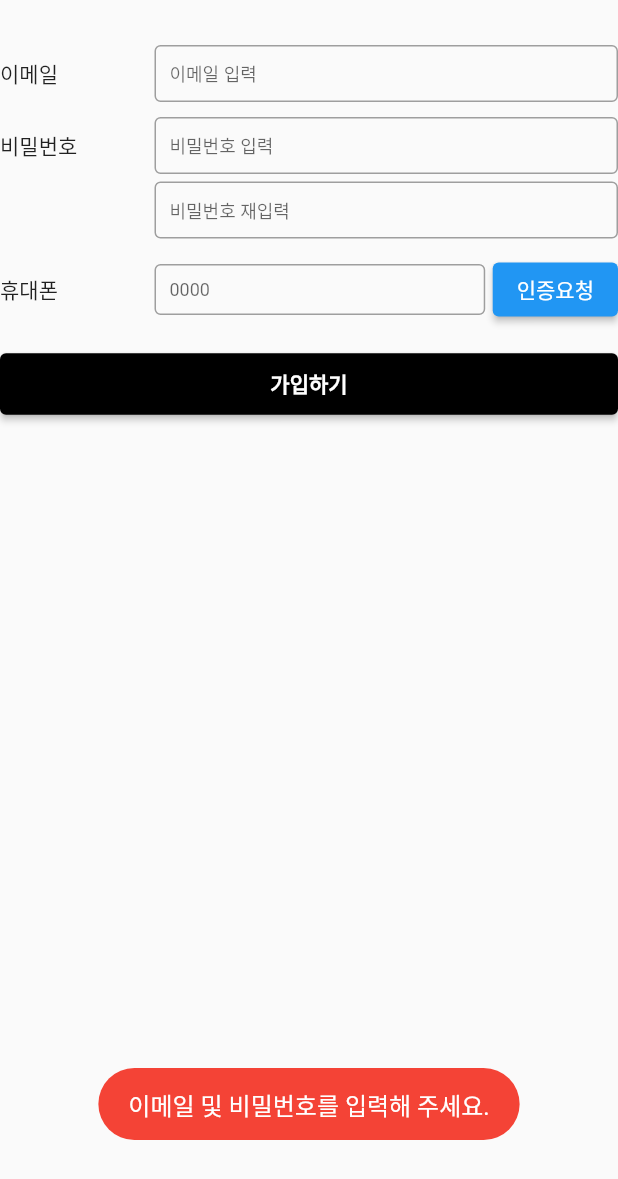
After one commit to joohyung99/DAMUL, a Flutter app: the PhoneAuthTest screen opened directly, after a tap on "가입하기", on a phone screen of 412 x 824 dp. The commit adds this screen. Shown: the top 1179 px of the screen. Run offline on Flutter 3.47's test engine with Material 2 defaults, Android fonts, the phone set to English and light mode, and no system bars; our stand-ins replace firebase_auth, fluttertoast; accounts and stored records are empty.

Commit message:
revision -ing

```diff
--- a/lib/main.dart
+++ b/lib/main.dart
@@ -2,7 +2,9 @@ import 'package:flutter/material.dart';
 
 import 'login.dart';
 
-void main() {
+void main() async{
+  WidgetsFlutterBinding.ensureInitialized();
+  await Firebase.initializeApp();
   runApp(const MyApp());
 }
 
--- /dev/null
+++ b/lib/newmember/phone_authentication.dart
@@ -0,0 +1,545 @@
+import 'package:firebase_auth/firebase_auth.dart';
+import 'package:flutter/material.dart';
+import 'package:flutter/services.dart';
+import 'package:fluttertoast/fluttertoast.dart';
+
+class PhoneAuthTest extends StatefulWidget {
+
+  @override
+  _PhoneAuthTestState createState() => _PhoneAuthTestState();
+
+}
+
+class _PhoneAuthTestState extends State<PhoneAuthTest> {
+
+  TextEditingController emailController = TextEditingController();
+  TextEditingController passwordController = TextEditingController();
+  TextEditingController verifyPasswordController = TextEditingController();
+  TextEditingController phoneNumberController1 = TextEditingController();
+  TextEditingController phoneNumberController2 = TextEditingController();
+  TextEditingController otpController = TextEditingController();
+
+
+  FocusNode passwordFocusNode=FocusNode();
+  FocusNode verifyPasswordFocusNode=FocusNode();
+  FocusNode phoneNumberFocusNode1=FocusNode();
+  FocusNode phoneNumberFocusNode2=FocusNode();
+  FocusNode otpFocusNode=FocusNode();
+
+
+  bool authOk=false;
+
+  bool passwordHide=true;
+  bool requestedAuth=false;
+  late String verificationId;
+  bool showLoading = false;
+
+  FirebaseAuth _auth = FirebaseAuth.instance;
+
+  void signInWithPhoneAuthCredential(PhoneAuthCredential phoneAuthCredential) async {
+    setState(() {
+      showLoading = true;
+    });
+    try {
+      final authCredential = await _auth.signInWithCredential(phoneAuthCredential);
+      setState(() {
+        showLoading = false;
+      });
+      if(authCredential.user != null){
+        setState(() {
+          print("인증완료 및 로그인성공");
+          authOk=true;
+          requestedAuth=false;
+        });
+        await _auth.currentUser!.delete();
+        print("auth정보삭제");
+        _auth.signOut();
+        print("phone로그인된것 로그아웃");
+      }
+
+    } on FirebaseAuthException catch (e) {
+      setState(() {
+        print("인증실패..로그인실패");
+        showLoading = false;
+      });
+
+      await Fluttertoast.showToast(
+          msg: e.message.toString(),
+          toastLength: Toast.LENGTH_SHORT,
+          timeInSecForIosWeb: 1,
+          backgroundColor: Colors.red,
+          fontSize: 16.0
+      );
+
+    }
+  }
+
+  Future<UserCredential?> signUpUserCredential({required String email,required String password}) async {
+    try {
+      return await _auth.createUserWithEmailAndPassword(email: email, password: password);
+    } on FirebaseAuthException catch (e) {
+      void errorToast(String message){
+        Fluttertoast.showToast(
+            msg: message,
+            toastLength: Toast.LENGTH_SHORT,
+            timeInSecForIosWeb: 1,
+            backgroundColor: Colors.red,
+            fontSize: 16.0
+        );
+      }
+      switch (e.code) {
+        case "email-already-in-use":
+          errorToast("이미 사용중인 이메일입니다");
+
+          break;
+        case "invalid-email":
+          errorToast("잘못된 이메일 형식입니다");
+          break;
+        case "operation-not-allowed":
+          errorToast("사용할 수 없는 방식입니다");
+
+          break;
+        case "weak-password":
+          errorToast("비밀번호 보안 수준이 너무 낮습니다");
+
+          break;
+        default:
+          errorToast("알수없는 오류가 발생했습니다");
+      }
+      return null;
+    }
+
+  }
+
+
+  @override
+  Widget build(BuildContext context) {
+    return Scaffold(
+        body: Stack(
+
+          children: [
+            Container(
+              child: Column(
+                children: [
+                  SizedBox(height: 30,),
+                  Row(
+                    children: [
+                      Expanded(
+                          flex: 1,
+                          child: Text("이메일")),
+                      Expanded(
+                        flex: 3,
+                        child: Container(
+                          child: TextFormField(
+
+                            style: TextStyle(
+                              fontSize: 12,
+                            ),
+                            decoration: InputDecoration(
+                              contentPadding: new EdgeInsets.symmetric(vertical: 10.0, horizontal: 10.0),
+                              isDense: true,
+                              hintText: "이메일 입력",
+                              enabledBorder: OutlineInputBorder(
+
+                                borderSide: BorderSide(color: Colors.grey),
+                              ),
+                              focusedBorder: OutlineInputBorder(
+                                borderSide: BorderSide(color: Colors.red),
+                              ),
+                            ),
+                            textInputAction: TextInputAction.next,
+                            onEditingComplete: () => FocusScope.of(context).requestFocus(passwordFocusNode),
+                            keyboardType: TextInputType.emailAddress,
+                            controller: emailController,
+
+                          ),
+                        ),
+                      ),
+
+                    ],
+                  ),
+                  SizedBox(height: 10,),
+                  Row(
+
+                    children: [
+                      Expanded(
+                          flex: 1,
+                          child: Text("비밀번호")),
+                      Expanded(
+                        flex: 3,
+                        child: Container(
+
+                          child: TextFormField(
+                            style: TextStyle(
+                              fontSize: 12,
+                            ),
+                            decoration: InputDecoration(
+                              contentPadding: new EdgeInsets.symmetric(vertical: 10.0, horizontal: 10.0),
+                              isDense: true,
+                              hintText: "비밀번호 입력",
+                              enabledBorder: OutlineInputBorder(
+                                borderSide: BorderSide(color: Colors.grey),
+                              ),
+                              focusedBorder: OutlineInputBorder(
+                                borderSide: BorderSide(color: Colors.red),
+                              ),
+                            ),
+                            textInputAction: TextInputAction.done,
+                            keyboardType: TextInputType.visiblePassword,
+                            onEditingComplete: () => FocusScope.of(context).requestFocus(verifyPasswordFocusNode),
+                            focusNode:passwordFocusNode,
+                            obscureText: passwordHide,
+                            controller: passwordController,
+
+                          ),
+                        ),
+                      ),
+
+                    ],
+                  ),
+                  SizedBox(height: 5,),
+                  Row(
+
+                    children: [
+                      Expanded(
+                          flex: 1,
+                          child: Text("")),
+                      Expanded(
+                        flex: 3,
+                        child: Container(
+                          child: TextFormField(
+                            style: TextStyle(
+                              fontSize: 12,
+                            ),
+                            decoration: InputDecoration(
+                              contentPadding: new EdgeInsets.symmetric(vertical: 10.0, horizontal: 10.0),
+                              isDense: true,
+                              hintText: "비밀번호 재입력",
+                              enabledBorder: OutlineInputBorder(
+                                borderSide: BorderSide(color: Colors.grey),
+                              ),
+                              focusedBorder: OutlineInputBorder(
+                                borderSide: BorderSide(color: Colors.red),
+                              ),
+                            ),
+                            textInputAction: TextInputAction.done,
+                            keyboardType: TextInputType.visiblePassword,
+                            focusNode:verifyPasswordFocusNode,
+                            obscureText: passwordHide,
+                            controller: verifyPasswordController,
+
+                          ),
+                        ),
+                      ),
+
+                    ],
+                  ),
+                  SizedBox(height: 10,),
+                  Row(
+
+                    children: [
+                      Expanded(
+                          flex: 1,
+                          child: Text("휴대폰")),
+                      Expanded(
+                        flex: 3,
+                        child: Row(
+
+                          children: [
+                            Expanded(
+                                child: Row(
+                                  children: [
+                                    Expanded(
+                                      flex: 1,
+                                      child: numberInsert(
+                                        editAble: authOk?false:true,
+                                        hintText: "0000",
+                                        focusNode: phoneNumberFocusNode1,
+                                        controller: phoneNumberController1,
+                                        textInputAction: TextInputAction.next,
+                                        maxLegnth: 4,
+                                        widgetFunction: (){
+                                          FocusScope.of(context).requestFocus(phoneNumberFocusNode2);
+                                        },
+
+                                      ),
+                                    ),
+
+                                  ],
+                                )
+                            ),
+                            SizedBox(width: 5,),
+                            authOk? ElevatedButton(
+                              onPressed: (){},
+
+                                child:Text("인증완료")):
+                            phoneNumberController1.text.length==4&&phoneNumberController2.text.length==4
+                                ?
+                            ElevatedButton(
+                                onPressed: ()async{
+                                  setState(() {
+                                    showLoading = true;
+                                  });
+                                  await _auth.verifyPhoneNumber(
+                                    timeout: const Duration(seconds: 60),
+                                    codeAutoRetrievalTimeout: (String verificationId) {
+                                      // Auto-resolution timed out...
+                                    },
+                                    phoneNumber: "+8210"+phoneNumberController1.text.trim()+phoneNumberController2.text.trim(),
+                                    verificationCompleted: (phoneAuthCredential) async {
+                                      print("otp 문자옴");
+                                    },
+                                    verificationFailed: (verificationFailed) async {
+                                      print(verificationFailed.code);
+
+                                      print("코드발송실패");
+                                      setState(() {
+                                        showLoading = false;
+                                      });
+                                    },
+                                    codeSent: (verificationId, resendingToken) async {
+                                      print("코드보냄");
+                                      Fluttertoast.showToast(
+                                          msg: "010-${phoneNumberController1.text}-${phoneNumberController2.text} 로 인증코드를 발송하였습니다. 문자가 올때까지 잠시만 기다려 주세요.",
+                                          toastLength: Toast.LENGTH_SHORT,
+                                          timeInSecForIosWeb: 1,
+                                          backgroundColor: Colors.green,
+                                          fontSize: 12.0
+                                      );
+                                      setState(() {
+                                        requestedAuth=true;
+                                        FocusScope.of(context).requestFocus(otpFocusNode);
+                                        showLoading = false;
+                                        this.verificationId = verificationId;
+                                      });
+                                    },
+                                  );
+
+                                },
+                                child:Text("인증요청"))
+                                :ElevatedButton(
+                              onPressed: (){},
+
+                                child:Text("인증요청")),
+                          ],
+                        ),
+                      ),
+
+
+                    ],
+                  ),
+                  SizedBox(height: 5,),
+                  authOk?SizedBox():Visibility(
+                    visible: requestedAuth,
+                    child: Row(
+
+                      children: [
+                        Expanded(
+                            flex: 1,
+                            child: Text("")),
+                        Expanded(
+                          flex: 3,
+                          child:Row(
+
+                            children: [
+                              Expanded(
+                                child: numberInsert(
+                                  editAble: true,
+                                  hintText: "6자리 입력",
+                                  focusNode: otpFocusNode,
+                                  controller: otpController,
+                                  textInputAction: TextInputAction.done,
+                                  maxLegnth: 6,
+                                  widgetFunction: (){
+                                    FocusScope.of(context).requestFocus(otpFocusNode);
+                                  },
+
+                                ),
+                              ),
+                              SizedBox(width: 5,),
+                              ElevatedButton(
+                                  onPressed: (){
+                                    PhoneAuthCredential phoneAuthCredential =
+                                    PhoneAuthProvider.credential(
+                                        verificationId: verificationId, smsCode: otpController.text);
+
+                                    signInWithPhoneAuthCredential(phoneAuthCredential);
+                                  },
+                                  child: Text("확인")),
+                            ],
+                          ),
+                        ),
+
+                      ],
+                    ),
+                  ),
+                  SizedBox(height: 10,),
+                  ElevatedButton(
+                    child: Text('가입하기'),
+                    onPressed: ()async{
+                      if(emailController.text.length>1&&passwordController.text.length>1&&verifyPasswordController.text.length>1){
+                        if(passwordController.text==verifyPasswordController.text){
+                          if(authOk){
+                            setState(() {
+                              showLoading=true;
+                            });
+
+                            await signUpUserCredential(email:emailController.text ,password:passwordController.text );
+
+                            setState(() {
+                              showLoading=false;
+                            });
+                          }else{
+                            Fluttertoast.showToast(
+                                msg: "휴대폰 인증을 완료해주세요.",
+                                toastLength: Toast.LENGTH_SHORT,
+                                timeInSecForIosWeb: 1,
+                                backgroundColor: Colors.red,
+                                fontSize: 16.0
+                            );
+
+                          }
+                        }else{
+                          Fluttertoast.showToast(
+                              msg: "비밀번호를 확인해 주세요.",
+                              toastLength: Toast.LENGTH_SHORT,
+                              timeInSecForIosWeb: 1,
+                              backgroundColor: Colors.red,
+                              fontSize: 16.0
+                          );
+                        }
+                      }
+                      else{
+
+                        Fluttertoast.showToast(
+                            msg: "이메일 및 비밀번호를 입력해 주세요.",
+                            toastLength: Toast.LENGTH_SHORT,
+                            timeInSecForIosWeb: 1,
+                            backgroundColor: Colors.red,
+                            fontSize: 16.0
+                        );
+                      }
+
+                    },
+                    style: ElevatedButton.styleFrom(
+                        primary: Colors.black,
+                        padding: EdgeInsets.symmetric(horizontal: 50, vertical: 10),
+                        minimumSize: Size(double.infinity,0),
+
+
+
+                        textStyle: TextStyle(
+
+                            fontWeight: FontWeight.bold)),
+                  ),
+                  SizedBox(height: 50,),
+                ],
+              ),
+            ),
+
+            Positioned.fill(
+              child: Visibility(
+                  visible: showLoading,
+                  child: Container(
+                      width: double.infinity,
+                      height: double.infinity,
+
+                      child: Center(child: Container(
+                          width: MediaQuery.of(context).size.width*0.9,
+                          height: 80,
+                          color: Colors.white,
+                          child: Center(child: Row(
+                            mainAxisAlignment: MainAxisAlignment.center,
+                            children: [
+                              SizedBox(
+                                  width: 20,
+                                  height: 20,
+                                  child: CircularProgressIndicator()),
+                              SizedBox(width: 20,),
+                              Text("잠시만 기다려 주세요"),
+                              SizedBox(width: 20,),
+                              Opacity(
+                                opacity: 0,
+                                child: SizedBox(
+                                    width: 20,
+                                    height: 20,
+                                    child: CircularProgressIndicator()),
+                              ),
+
+
+                            ],
+                          ))))
+
+                  )
+              ),
+            )
+          ],
+        )
+    );
+  }
+  Widget numberInsert(
+      {
+        required bool editAble,
+        required String hintText,
+        required FocusNode focusNode,
+        required TextEditingController controller,
+
+        required TextInputAction textInputAction,
+        required Function widgetFunction,
+        required int maxLegnth,
+
+      }){
+    return TextFormField(
+      enabled: editAble,
+      style: TextStyle(
+        fontSize: 12,
+      ),
+      decoration: InputDecoration(
+        contentPadding: new EdgeInsets.symmetric(vertical: 10.0, horizontal: 10.0),
+        isDense: true,
+        counterText: "",
+        hintText: hintText,
+        enabledBorder: OutlineInputBorder(
+          borderSide: BorderSide(color: Colors.grey),
+        ),
+        focusedBorder: OutlineInputBorder(
+          borderSide: BorderSide(color: Colors.red),
+        ),
+        disabledBorder: OutlineInputBorder(
+          borderSide: BorderSide(color: Colors.grey),
+        ),
+      ),
+
+      textInputAction: textInputAction,
+      keyboardType: TextInputType.number,
+      inputFormatters: [FilteringTextInputFormatter.digitsOnly,],
+      focusNode:focusNode,
+      controller: controller,
+      maxLength: maxLegnth,
+      onChanged: (value){
+
+        if(value.length>=maxLegnth){
+          if(widgetFunction==null){
+            print("noFunction");
+          }else{
+            widgetFunction();
+          }
+        }
+        setState(() {
+
+        });
+      },
+
+
+      onEditingComplete: (){
+        if(widgetFunction==null){
+          print("noFunction");
+        }else{
+          widgetFunction();
+        }
+
+      },
+
+    );
+  }
+}
```
Also changed, not shown: lib/newmember/newmember.dart (added, +22 -0 lines).
